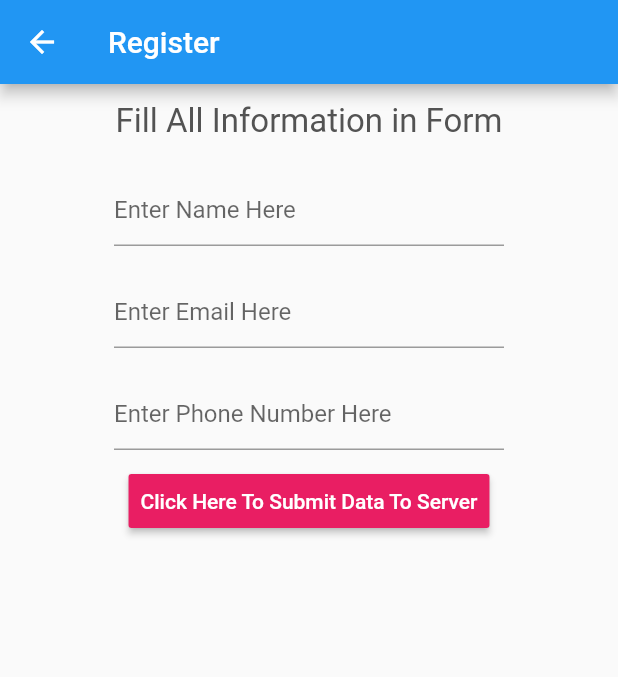
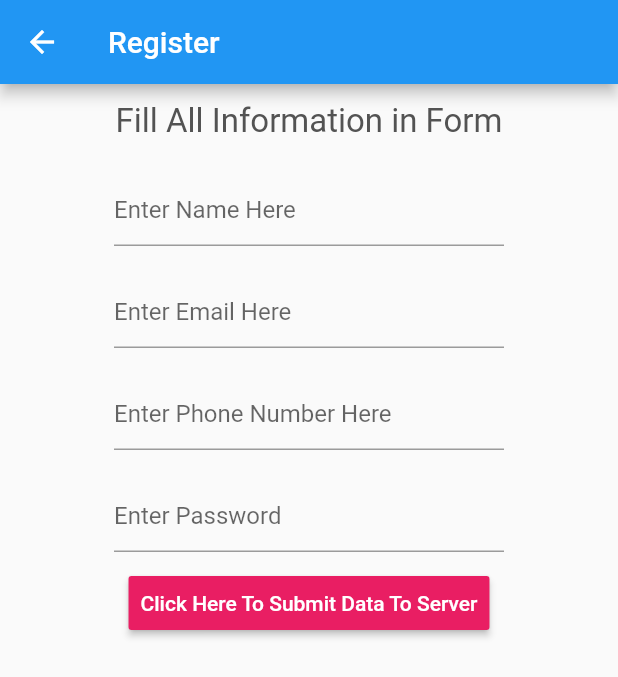
Before and after one commit to gaweit/JN_RESTO, a Flutter app: the Akun screen opened directly, after a tap on "Registrasi", on a phone screen of 412 x 824 dp. Shown: the top 677 px of the screen. Run offline on Flutter 3.47's test engine with Material 2 defaults, Android fonts, the phone set to English and light mode, and no system bars; our stand-ins replace fluttertoast, rxdart, shared_preferences, simple_animations; missing offline and left inert: bmnav; accounts and stored records are empty; network calls fail.

Commit message:
Update Akun.dart

```diff
--- a/lib/src/ui/main/Akun.dart
+++ b/lib/src/ui/main/Akun.dart
@@ -72,6 +72,7 @@ class TransfterDataWidget extends State {
   final nameController = TextEditingController();
   final emailController = TextEditingController();
   final notelpC = TextEditingController();
+  final passlpC = TextEditingController();
 
   // Boolean variable for CircularProgressIndicator.
   bool visible = false;
@@ -86,12 +87,18 @@ class TransfterDataWidget extends State {
     String nama = nameController.text;
     String email = emailController.text;
     String notelp = notelpC.text;
+    String password = passlpC.text;
 
     // API URL
     var url = 'https://jnresto.gaweit.com/api_jnresto/register.php';
 
     // Store all data with Param Name.
-    var data = {'nama': nama, 'email': email, 'no_telp': notelp};
+    var data = {
+      'nama': nama,
+      'email': email,
+      'no_telp': notelp,
+      'password': password
+    };
 
     // Starting Web Call with data.
     var response = await http.post(url, body: json.encode(data));
@@ -162,6 +169,14 @@ class TransfterDataWidget extends State {
                     decoration:
                         InputDecoration(hintText: 'Enter Phone Number Here'),
                   )),
+              Container(
+                  width: 280,
+                  padding: EdgeInsets.all(10.0),
+                  child: TextField(
+                    controller: passlpC,
+                    autocorrect: true,
+                    decoration: InputDecoration(hintText: 'Enter Password'),
+                  )),
               RaisedButton(
                 onPressed: webCall,
                 color: Colors.pink,
```
